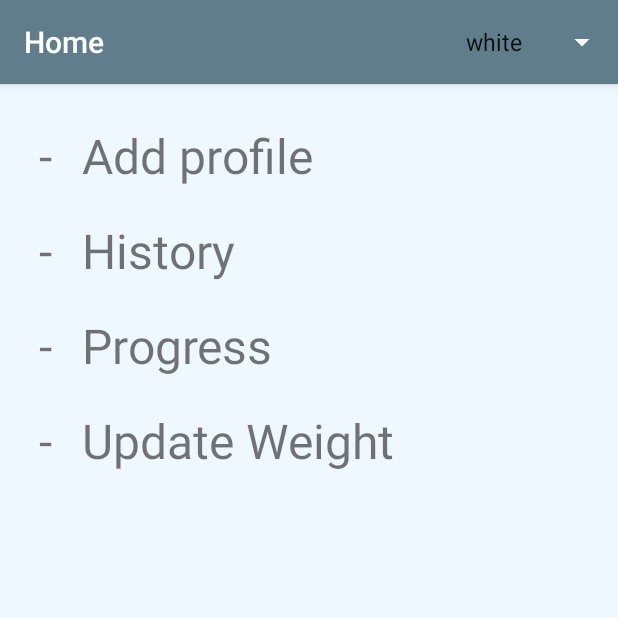
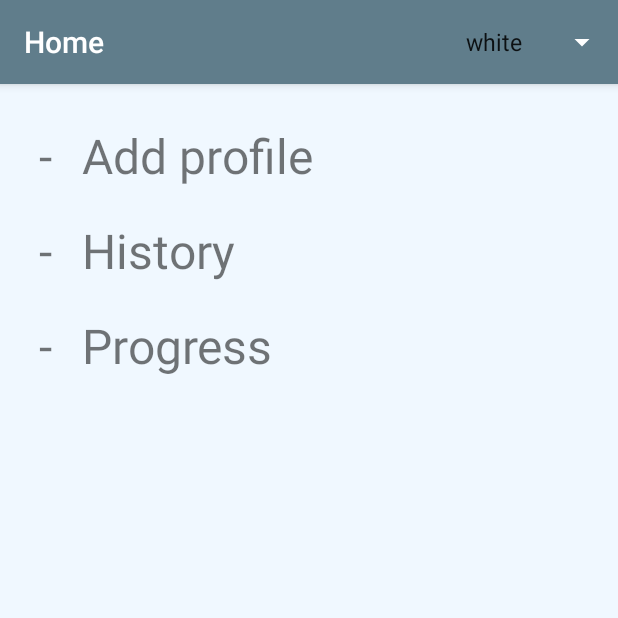
Before and after one commit to manetivinay/FitInPocket, an Android app: the screen it shows after launch (MainActivity), on a phone screen of 412 x 824 dp, the top half of it. Run offline under Robolectric (Android 15) with nearby library versions, the phone set to English and light mode, and no system bars.

Commit message:
fix some minor bugs

```diff
--- a/app/src/main/AndroidManifest.xml
+++ b/app/src/main/AndroidManifest.xml
@@ -52,7 +52,7 @@
             android:label="@string/title_activity_history"
             android:theme="@style/AppTheme.NoActionBar" />
         <activity
-            android:name=".activities.Progressactivity"
+            android:name=".activities.ProgressActivity"
             android:label="@string/title_activity_progressactivity"
             android:theme="@style/AppTheme.NoActionBar" />
         <activity
--- a/app/src/main/java/com/example/vinaymaneti/fitinpocket/Utils.java
+++ b/app/src/main/java/com/example/vinaymaneti/fitinpocket/Utils.java
@@ -1,8 +1,4 @@
 package com.example.vinaymaneti.fitinpocket;
-
-/**
- * Created by VinayManeti on 14/05/17.
- */
 
 import android.graphics.Bitmap;
 import android.graphics.BitmapFactory;
--- a/app/src/main/java/com/example/vinaymaneti/fitinpocket/activities/MainActivity.java
+++ b/app/src/main/java/com/example/vinaymaneti/fitinpocket/activities/MainActivity.java
@@ -24,7 +24,7 @@ import java.util.List;
 public class MainActivity extends AppCompatActivity implements View.OnClickListener {
 
     private Toolbar mToolbar;
-    private RelativeLayout rrAddProfile, rrHistory, rrProgress, rrUpdateWeight;
+    private RelativeLayout rrAddProfile, rrHistory, rrProgress;
     private RelativeLayout content_main;
     private DatabaseHandler mDatabaseHandler;
 
@@ -42,7 +42,6 @@ public class MainActivity extends AppCompatActivity implements View.OnClickListe
         rrAddProfile = (RelativeLayout) findViewById(R.id.rrAddProfile);
         rrHistory = (RelativeLayout) findViewById(R.id.rrHistory);
         rrProgress = (RelativeLayout) findViewById(R.id.rrProgress);
-        rrUpdateWeight = (RelativeLayout) findViewById(R.id.rrUpdateWeight);
         content_main = (RelativeLayout) findViewById(R.id.content_main);
 
         mToolbar.setTitle("Home");
@@ -105,12 +104,8 @@ public class MainActivity extends AppCompatActivity implements View.OnClickListe
                 startActivity(historyIntent);
                 break;
             case R.id.rrProgress:
-                Intent progressIntent = new Intent(this, Progressactivity.class);
+                Intent progressIntent = new Intent(this, ProgressActivity.class);
                 startActivity(progressIntent);
-                break;
-            case R.id.rrUpdateWeight:
-                Intent updateWeightIntent = new Intent(this, UpdateWeightActivity.class);
-                startActivity(updateWeightIntent);
                 break;
         }
     }
--- a/app/src/main/java/com/example/vinaymaneti/fitinpocket/activities/UpdateWeightActivity.java
+++ b/app/src/main/java/com/example/vinaymaneti/fitinpocket/activities/UpdateWeightActivity.java
@@ -5,7 +5,6 @@ import android.content.Intent;
 import android.content.SharedPreferences;
 import android.graphics.Bitmap;
 import android.graphics.BitmapFactory;
-import android.net.Uri;
 import android.os.Bundle;
 import android.support.design.widget.FloatingActionButton;
 import android.support.design.widget.Snackbar;
@@ -15,7 +14,6 @@ import android.view.View;
 import android.widget.Button;
 import android.widget.EditText;
 import android.widget.TextView;
-import android.widget.Toast;
 
 import com.example.vinaymaneti.fitinpocket.R;
 import com.example.vinaymaneti.fitinpocket.db.DatabaseHandler;
@@ -23,7 +21,6 @@ import com.example.vinaymaneti.fitinpocket.model.ProfileModel;
 
 import java.text.SimpleDateFormat;
 import java.util.Calendar;
-import java.util.List;
 
 public class UpdateWeightActivity extends AppCompatActivity {
 
@@ -69,7 +66,7 @@ public class UpdateWeightActivity extends AppCompatActivity {
                     profileModel.setCurrent_weight(Integer.parseInt(updateWeight.getText().toString()));
                     profileModel.setImge_bitmap(bmp);
                     datebaseHandler.addTodo(new ProfileModel(profileModel.getDate_time_created(), null, null, 0, 0, profileModel.getCurrent_weight(), 0, profileModel.getImge_bitmap()));
-                    Intent mainActivityIntent = new Intent(UpdateWeightActivity.this, Progressactivity.class);
+                    Intent mainActivityIntent = new Intent(UpdateWeightActivity.this, ProgressActivity.class);
                     mainActivityIntent.putExtra("Target", updateWeight.getText().toString());
                     startActivity(mainActivityIntent);
                     finish();
--- a/app/src/main/java/com/example/vinaymaneti/fitinpocket/db/DatabaseHandler.java
+++ b/app/src/main/java/com/example/vinaymaneti/fitinpocket/db/DatabaseHandler.java
@@ -13,10 +13,6 @@ import com.example.vinaymaneti.fitinpocket.model.ProfileModel;
 
 import java.util.ArrayList;
 import java.util.List;
-
-/**
- * Created by VinayManeti on 25/04/17.
- */
 
 public class DatabaseHandler extends SQLiteOpenHelper {
 
--- a/app/src/main/java/com/example/vinaymaneti/fitinpocket/model/HistoryModel.java
+++ b/app/src/main/java/com/example/vinaymaneti/fitinpocket/model/HistoryModel.java
@@ -1,10 +1,6 @@
 package com.example.vinaymaneti.fitinpocket.model;
 
 import java.util.ArrayList;
-
-/**
- * Created by VinayManeti on 25/04/17.
- */
 
 public class HistoryModel {
     private String date;
--- a/app/src/main/java/com/example/vinaymaneti/fitinpocket/model/ProfileModel.java
+++ b/app/src/main/java/com/example/vinaymaneti/fitinpocket/model/ProfileModel.java
@@ -4,10 +4,6 @@ import android.graphics.Bitmap;
 import android.net.Uri;
 import android.os.Parcel;
 import android.os.Parcelable;
-
-/**
- * Created by VinayManeti on 25/04/17.
- */
 
 public class ProfileModel implements Parcelable {
     private String name;
--- a/app/src/main/res/layout/activity_main.xml
+++ b/app/src/main/res/layout/activity_main.xml
@@ -110,33 +110,6 @@
 
         </RelativeLayout>
 
-        <RelativeLayout
-            android:id="@+id/rrUpdateWeight"
-            android:layout_width="match_parent"
-            android:layout_height="wrap_content"
-            android:layout_below="@+id/rrProgress">
-
-            <TextView
-                android:id="@+id/updateDash"
-                android:layout_width="wrap_content"
-                android:layout_height="wrap_content"
-                android:layout_margin="10dp"
-                android:gravity="center"
-                android:text="-"
-                android:textSize="32sp" />
-
-            <TextView
-                android:layout_width="wrap_content"
-                android:layout_height="wrap_content"
-                android:layout_margin="10dp"
-                android:layout_toRightOf="@id/updateDash"
-                android:gravity="center"
-                android:text="Update Weight"
-                android:textSize="32sp" />
-
-        </RelativeLayout>
-
-
     </RelativeLayout>
 
 </android.support.design.widget.CoordinatorLayout>
--- a/app/src/main/res/layout/activity_update_weight.xml
+++ b/app/src/main/res/layout/activity_update_weight.xml
@@ -74,7 +74,8 @@
                 android:layout_margin="10dp"
                 android:layout_toRightOf="@id/firstDash"
                 android:gravity="center"
-                android:hint="add your're latest weight" />
+                android:hint="add your're latest weight"
+                android:inputType="numberDecimal" />
 
         </LinearLayout>
 
```
Also changed, not shown: app/src/main/java/com/example/vinaymaneti/fitinpocket/activities/AddProfileActivity.java (+7 -1 lines), app/src/main/java/com/example/vinaymaneti/fitinpocket/activities/HistoryActivity.java (+6 -8 lines), app/src/main/java/com/example/vinaymaneti/fitinpocket/activities/ProgressActivity.java (renamed from app/src/main/java/com/example/vinaymaneti/fitinpocket/activities/Progressactivity.java, +13 -2 lines), app/src/main/java/com/example/vinaymaneti/fitinpocket/adapter/HistoryAdapter.java (+11 -7 lines), app/src/main/res/layout/activity_history.xml (+0 -22 lines), app/src/main/res/layout/activity_progressactivity.xml (+1 -21 lines), app/src/main/res/layout/content_add_profile.xml (+6 -2 lines), app/src/main/res/layout/content_history.xml (+10 -0 lines), app/src/main/res/layout/item_history.xml (+13 -5 lines).
